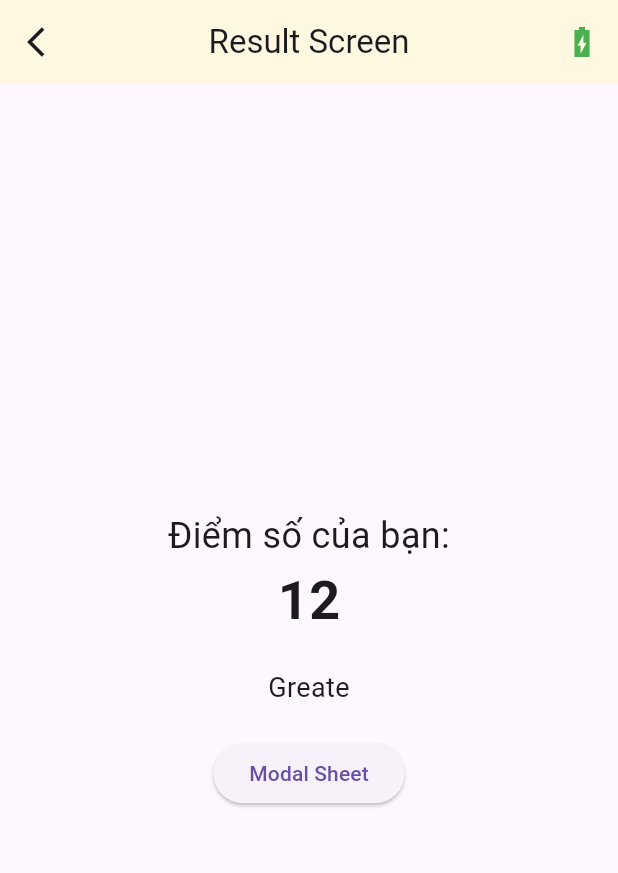
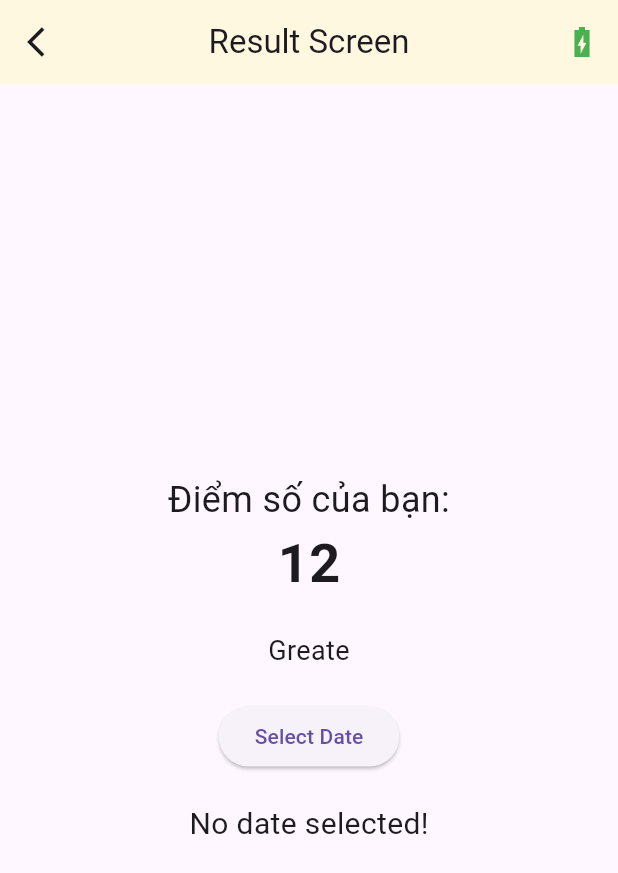
Before and after one commit to Tunahn3101/BookStoreFlutter, a Flutter app: the ResultScreen screen opened directly, on a phone screen of 412 x 824 dp. Shown: the top 873 px of the screen. Run offline on Flutter 3.47's test engine with Material 3 defaults, Android fonts, the phone set to English and light mode, and no system bars; our stand-ins replace google_fonts.

Commit message:
update code

```diff
--- a/lib/pages/homepage/ui_avatar.dart
+++ b/lib/pages/homepage/ui_avatar.dart
@@ -21,6 +21,7 @@ class _UIAvatarState extends State<UIAvatar> {
   void dispose() {
     searchFocusNode.dispose();
     super.dispose();
+
   }
 
   @override
@@ -40,6 +41,8 @@ class _UIAvatarState extends State<UIAvatar> {
         FocusScope.of(context).unfocus();
       });
     }
+
+
 
     return Row(
       children: [
--- a/lib/pages/results/results_screen.dart
+++ b/lib/pages/results/results_screen.dart
@@ -1,6 +1,7 @@
 import 'package:flutter/material.dart';
+import 'package:intl/intl.dart';
 
-class ResultScreen extends StatelessWidget {
+class ResultScreen extends StatefulWidget {
   const ResultScreen({
     super.key,
     required this.resultMessage,
@@ -10,170 +11,30 @@ class ResultScreen extends StatelessWidget {
   final String resultMessage;
 
   @override
+  State<ResultScreen> createState() => _ResultScreenState();
+}
+
+class _ResultScreenState extends State<ResultScreen> {
+  DateTime? _selectDate;
+
+  // phương thức chọn ngày
+  Future<void> _selectedDate(BuildContext context) async {
+    final DateTime? picked = await showDatePicker(
+      context: context,
+      initialDate: DateTime.now(),
+      firstDate: DateTime(1990),
+      lastDate: DateTime.now(),
+    );
+
+    if (picked != null && picked != _selectDate) {
+      setState(() {
+        _selectDate = picked;
+      });
+    }
+  }
+
+  @override
   Widget build(BuildContext context) {
-    Map<String, int> ages = {
-      'John': 30,
-      'Jane': 25,
-      'Doe': 40,
-    };
-    //truy cập giá trị trong 1 key trong Map
-    print(ages['John']);
-
-    // thêm một cặp key-value mới vào Map
-    ages['Alice'] = 35;
-
-    // xóa một cặp key-value từ map
-    ages.remove('Doe');
-
-    // danh sách các phương thức và cách sử dụng chúng với các kiểu dữ liệu như List, Set, Map
-
-    // List
-
-    // map() : áp dụng 1 hàm  cho mỗi phần tử trong danh sách và trả về một iterable  mới với các phần tử đã được chuyển đổi
-    List<int> numbers = [1, 2, 3, 4, 5];
-    List<int> squares = numbers.map((number) => number * number).toList();
-    print(squares);
-
-    // toList() : chuyển đổi một iterable  thành 1 list
-    Iterable<int> numberss = [1, 2, 3];
-    List<int> numberList = numbers.toList();
-    print(numberList);
-
-    // Where() : Lọc các phần tử của một iterable dựa trên một điều kiện cho trước
-    List<int> evennNumbers = numbers.where((number) => number.isEven).toList();
-    print(evennNumbers);
-
-    // reduce() : gộp các phần tử của một iterable thành một giá trị duy nhất
-    int sum = numbers.reduce((value, element) => value + element);
-    print(sum);
-    // forEch() : Thực hiện một hàm trên mỗi phần tử của iterable
-    for (var number in numbers) {
-      print(number);
-    }
-    // expand() : chuyển đổi mỗi phần tử thành một iterable mới và nối kết các iterable này lại với nhau
-    List<List<int>> numbersss = [
-      [1, 2],
-      [3, 4],
-    ];
-    List<int> flatList = numbersss.expand((element) => element).toList();
-    print(flatList);
-
-    // Map
-    /// forEch() : Thực hiện một hàm trên mỗi cặp khóa - giá trị của Map
-    Map<String, int> scores = {'Alice': 90, 'Bob': 80};
-    scores.forEach((key, value) {
-      print('$key scored $value');
-    });
-
-    // entries() : trả về một iterable các cặp mapentry, mỗi cặp chứa một khóa giá trị tương ứng
-    for (var entry in scores.entries) {
-      print('${entry.key} scored ${entry.value} ');
-    }
-
-    //toSet() : Chuyển đổi một iterable thanh 1 set
-    List<int> a = [1, 2, 2, 3];
-    Set<int> numberSet = a.toSet();
-    print(numberSet);
-
-    // truy cập giá trị bằng khóa
-    Map<String, int> agess = {
-      'John': 30,
-      'Jane': 25,
-      'Doe': 40,
-    };
-
-    print(agess['John']); // 30
-    print(agess['Jane']); // 25
-
-    // Kiểm tra sự tồn tại của khóa
-    Map<String, int> agesss = {
-      'John': 30,
-      'Jane': 25,
-      'Doe': 40,
-    };
-
-    if (agesss.containsKey('John')) {
-      print('John\'s age is ${agesss['John']}');
-    } else {
-      print('John is not in the map');
-    }
-
-    void showSnackBar() {
-      ScaffoldMessenger.of(context)
-          .showSnackBar(const SnackBar(content: Text('Battery is full')));
-    }
-
-    void showModalSheet(BuildContext context) {
-      showModalBottomSheet(
-        context: context,
-        shape: const RoundedRectangleBorder(
-          borderRadius: BorderRadius.vertical(
-            top: Radius.circular(20),
-          ),
-        ),
-        builder: (BuildContext context) {
-          return Container(
-            decoration: BoxDecoration(
-              color: Colors.green.shade100,
-              borderRadius: const BorderRadius.vertical(
-                top: Radius.circular(20),
-              ),
-            ),
-            height: 200,
-            child: Center(
-              child: Column(
-                mainAxisAlignment: MainAxisAlignment.center,
-                mainAxisSize: MainAxisSize.min,
-                children: <Widget>[
-                  const Text('Modal Bottom Sheet'),
-                  ElevatedButton(
-                    child: const Text('Close Bottom Sheet'),
-                    onPressed: () {
-                      Navigator.pop(context);
-                    },
-                  ),
-                ],
-              ),
-            ),
-          );
-        },
-      );
-    }
-
-    void showBatteryFullDialog(BuildContext context) {
-      showDialog(
-        context: context,
-        builder: (BuildContext context) {
-          return Dialog(
-            child: Padding(
-              padding: const EdgeInsets.all(16.0),
-              child: Column(
-                mainAxisSize: MainAxisSize.min,
-                children: [
-                  const Text(
-                    'Battery is Full',
-                    style: TextStyle(fontSize: 18, fontWeight: FontWeight.bold),
-                  ),
-                  const SizedBox(height: 16),
-                  Row(
-                    mainAxisAlignment: MainAxisAlignment.end,
-                    children: [
-                      TextButton(
-                        onPressed: () {
-                          Navigator.pop(context);
-                        },
-                        child: const Text('OK'),
-                      ),
-                    ],
-                  ),
-                ],
-              ),
-            ),
-          );
-        },
-      );
-    }
-
     return Scaffold(
       appBar: AppBar(
         backgroundColor: Colors.amber.shade50,
@@ -199,7 +60,6 @@ class ResultScreen extends StatelessWidget {
             },
             icon: const Icon(Icons.battery_charging_full_sharp),
             color: Colors.green,
-            // color: Colors.green,
           ),
         ],
       ),
@@ -212,21 +72,26 @@ class ResultScreen extends StatelessWidget {
               style: TextStyle(fontSize: 24),
             ),
             Text(
-              score.toString(),
+              widget.score.toString(),
               style: const TextStyle(fontSize: 36, fontWeight: FontWeight.bold),
             ),
             const SizedBox(height: 20),
             Text(
-              resultMessage,
+              widget.resultMessage,
               style: const TextStyle(fontSize: 18),
               textAlign: TextAlign.center,
             ),
             const SizedBox(height: 20),
             ElevatedButton(
-              onPressed: () {
-                showModalSheet(context);
-              },
-              child: const Text('Modal Sheet'),
+              onPressed: () => _selectedDate(context),
+              child: const Text('Select Date'),
+            ),
+            const SizedBox(height: 20),
+            Text(
+              _selectDate == null
+                  ? 'No date selected!'
+                  : 'Selected date: ${DateFormat('dd-MM-yyyy').format(_selectDate!)}',
+              style: const TextStyle(fontSize: 20),
             ),
           ],
         ),
@@ -234,3 +99,37 @@ class ResultScreen extends StatelessWidget {
     );
   }
 }
+
+void showBatteryFullDialog(BuildContext context) {
+  showDialog(
+    context: context,
+    builder: (BuildContext context) {
+      return Dialog(
+        child: Padding(
+          padding: const EdgeInsets.all(16.0),
+          child: Column(
+            mainAxisSize: MainAxisSize.min,
+            children: [
+              const Text(
+                'Battery is Full',
+                style: TextStyle(fontSize: 18, fontWeight: FontWeight.bold),
+              ),
+              const SizedBox(height: 16),
+              Row(
+                mainAxisAlignment: MainAxisAlignment.end,
+                children: [
+                  TextButton(
+                    onPressed: () {
+                      Navigator.pop(context);
+                    },
+                    child: const Text('OK'),
+                  ),
+                ],
+              ),
+            ],
+          ),
+        ),
+      );
+    },
+  );
+}
```
Also changed, not shown: lib/pages/inputtextfield/full_screen_modal.dart (added, +102 -0 lines), lib/pages/inputtextfield/input_textfield.dart (added, +94 -0 lines), lib/pages/inputtextfield/new_expense.dart (added, +101 -0 lines), lib/pages/inputtextfield/result_expense.dart (added, +73 -0 lines), lib/pages/inputtextfield/validate_forrm_input.dart (added, +86 -0 lines), lib/pages/my_cart_screen.dart (+38 -0 lines).
